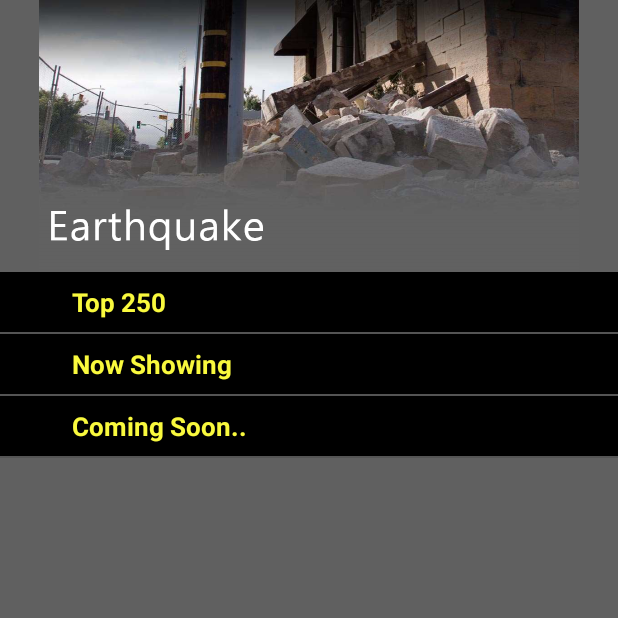
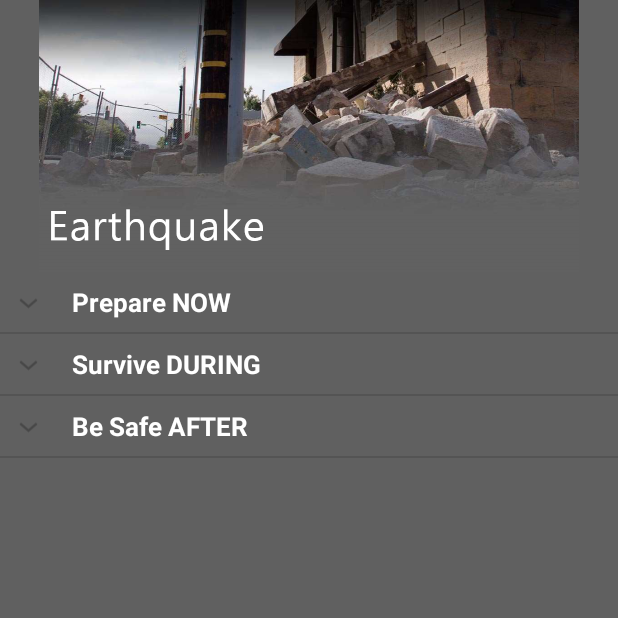
Before and after one commit to shobhit-coder/StaySafe1, an Android app: the Main2Activity_earthquake screen opened directly, with no data from a screen before it, on a phone screen of 412 x 824 dp, the top half of it. Run offline under Robolectric (Android 15) with nearby library versions, the phone set to English and light mode, and no system bars.

Commit message:
earthquake todo added

```diff
--- a/app/src/main/java/com/example/android/staysafe1/Main2Activity_earthquake.java
+++ b/app/src/main/java/com/example/android/staysafe1/Main2Activity_earthquake.java
@@ -49,46 +49,46 @@ public class Main2Activity_earthquake extends AppCompatActivity{
         });
 
         // Listview Group expanded listener
-        expListView.setOnGroupExpandListener(new ExpandableListView.OnGroupExpandListener() {
-
-            @Override
-            public void onGroupExpand(int groupPosition) {
-                Toast.makeText(getApplicationContext(),
-                        listDataHeader.get(groupPosition) + " Expanded",
-                        Toast.LENGTH_SHORT).show();
-            }
-        });
+//        expListView.setOnGroupExpandListener(new ExpandableListView.OnGroupExpandListener() {
+//
+//            @Override
+//            public void onGroupExpand(int groupPosition) {
+//                Toast.makeText(getApplicationContext(),
+//                        listDataHeader.get(groupPosition) + " Expanded",
+//                        Toast.LENGTH_SHORT).show();
+//            }
+//        });
 
         // Listview Group collasped listener
-        expListView.setOnGroupCollapseListener(new ExpandableListView.OnGroupCollapseListener() {
-
-            @Override
-            public void onGroupCollapse(int groupPosition) {
-                Toast.makeText(getApplicationContext(),
-                        listDataHeader.get(groupPosition) + " Collapsed",
-                        Toast.LENGTH_SHORT).show();
-
-            }
-        });
+//        expListView.setOnGroupCollapseListener(new ExpandableListView.OnGroupCollapseListener() {
+//
+//            @Override
+//            public void onGroupCollapse(int groupPosition) {
+//                Toast.makeText(getApplicationContext(),
+//                        listDataHeader.get(groupPosition) + " Collapsed",
+//                        Toast.LENGTH_SHORT).show();
+//
+//            }
+//        });
 
         // Listview on child click listener
-        expListView.setOnChildClickListener(new ExpandableListView.OnChildClickListener() {
-
-            @Override
-            public boolean onChildClick(ExpandableListView parent, View v,
-                                        int groupPosition, int childPosition, long id) {
-                // TODO Auto-generated method stub
-                Toast.makeText(
-                        getApplicationContext(),
-                        listDataHeader.get(groupPosition)
-                                + " : "
-                                + listDataChild.get(
-                                listDataHeader.get(groupPosition)).get(
-                                childPosition), Toast.LENGTH_SHORT)
-                        .show();
-                return false;
-            }
-        });
+//        expListView.setOnChildClickListener(new ExpandableListView.OnChildClickListener() {
+//
+//            @Override
+//            public boolean onChildClick(ExpandableListView parent, View v,
+//                                        int groupPosition, int childPosition, long id) {
+//                // TODO Auto-generated method stub
+//                Toast.makeText(
+//                        getApplicationContext(),
+//                        listDataHeader.get(groupPosition)
+//                                + " : "
+//                                + listDataChild.get(
+//                                listDataHeader.get(groupPosition)).get(
+//                                childPosition), Toast.LENGTH_SHORT)
+//                        .show();
+//                return false;
+//            }
+//        });
     }
 
 
@@ -97,34 +97,45 @@ public class Main2Activity_earthquake extends AppCompatActivity{
         listDataChild = new HashMap<String, List<String>>();
 
         // Adding child data
-        listDataHeader.add("Top 250");
-        listDataHeader.add("Now Showing");
-        listDataHeader.add("Coming Soon..");
+        listDataHeader.add("Prepare NOW");
+        listDataHeader.add("Survive DURING");
+        listDataHeader.add("Be Safe AFTER");
 
         // Adding child data
         List<String> top250 = new ArrayList<String>();
-        top250.add("The Shawshank Redemption");
-        top250.add("The Godfather");
-        top250.add("The Godfather: Part II");
-        top250.add("Pulp Fiction");
-        top250.add("The Good, the Bad and the Ugly");
-        top250.add("The Dark Knight");
-        top250.add("12 Angry Men");
+        top250.add("Look around places where you spend time.  Identify safe places such as under a sturdy piece of furniture or against an interior wall in your home, office or school so that when the shaking starts, you Drop to the ground, Cover your head and neck with your arms, and if a safer place is nearby, crawl to it and Hold On.");
+        top250.add("Practice how to “Drop, Cover, and Hold On!");
+        top250.add("To react quickly you must practice often. You may only have seconds to protect yourself in an earthquake.");
+        top250.add("Before an earthquake occurs, secure items that could fall and cause injuries (e.g., bookshelves, mirrors, light fixtures)");
+        top250.add("Store critical supplies (e.g., water, medication) and documents");
+        top250.add("Plan how you will communicate with family members, including multiple methods by making a family emergency communication plan");
+        top250.add("When choosing your home or business, check if the building is earthquake resistant per local building codes");
 
         List<String> nowShowing = new ArrayList<String>();
-        nowShowing.add("The Conjuring");
-        nowShowing.add("Despicable Me 2");
-        nowShowing.add("Turbo");
-        nowShowing.add("Grown Ups 2");
-        nowShowing.add("Red 2");
-        nowShowing.add("The Wolverine");
+        nowShowing.add("Think of the three things to do: DROP, COVER and HOLD ON! (AGACHESE, CUBRASE, AGARRESE!) If you are indoors, stay there until the shaking has stopped");
+        nowShowing.add("Stay away from glass, windows, outside doors and walls, and anything that could fall such as light fixtures or furniture");
+        nowShowing.add("Stay away from doorways unless you know it is a load-bearing doorway and is close to you");
+        nowShowing.add("In the Kitchen: Move away from the refrigerator, stove and overhead cupboards");
+        nowShowing.add("In High-Rise Buildings: Stay near an inside wall. Do not use the elevators");
+        nowShowing.add("In a stadium or theater: Stay in your seat and protect your head with your arms. DO NOT try to leave until the shaking is over");
+        nowShowing.add("Outdoors:\nMove to a clear area, away from trees, signs, buildings or downed electrical wires and poles");
+        nowShowing.add("On the Street:\nDuck into a doorway to protect yourself from falling bricks, glass, plaster and other debris");
+        nowShowing.add("In the Car:\nPull over to the side of the road and stop. Stay away from overpasses, power lines and other dangers. STAY INSIDE THE VEHICLE UNTIL THE SHAKING IS OVER");
+        nowShowing.add("In a Store:\nDo not run for the exits. STAY CALM. Move away from anything that might fall");
+        nowShowing.add("In the Mountains:\nWatch out for falling rock, landslides, trees and other debris that could be loosened by quakes");
+
+
 
         List<String> comingSoon = new ArrayList<String>();
-        comingSoon.add("2 Guns");
-        comingSoon.add("The Smurfs 2");
-        comingSoon.add("The Spectacular Now");
-        comingSoon.add("The Canyons");
-        comingSoon.add("Europa Report");
+        comingSoon.add("When the shaking stops, look around. If there is a clear path to safety, leave the building and go to an open space away from damaged areas");
+        comingSoon.add("If you are trapped, do not move about or kick up dust");
+        comingSoon.add("If you have a cell phone with you, use it to call or text for help");
+        comingSoon.add("Tap on a pipe or wall or use a whistle, if you have one, so that rescuers can locate you");
+        comingSoon.add("Once safe, monitor local news reports via battery operated radio, TV, social media, and cell phone text alerts for emergency information and instructions");
+        comingSoon.add("Be prepared to “Drop, Cover, and Hold on” in the likely event of aftershocks");
+        comingSoon.add("Do not go into buildings with damage or those that have fallen down");
+        comingSoon.add("Stay away from electrical wiring, both indoors and out");
+        comingSoon.add("Be aware of possible tsunamis in coastal areas. When local authorities give a tsunami warning, assume that a series of dangerous waves is on the way. Stay away from the beach");
 
         listDataChild.put(listDataHeader.get(0), top250); // Header, Child data
         listDataChild.put(listDataHeader.get(1), nowShowing);
--- a/app/src/main/res/layout/list_group.xml
+++ b/app/src/main/res/layout/list_group.xml
@@ -4,7 +4,7 @@
     android:layout_height="wrap_content"
     android:orientation="vertical"
     android:padding="8dp"
-    android:background="#000000">
+    android:background="#606060">
 
 
     <TextView
@@ -13,6 +13,6 @@
         android:layout_height="wrap_content"
         android:paddingLeft="?android:attr/expandableListPreferredItemPaddingLeft"
         android:textSize="17dp"
-        android:textColor="#f9f93d" />
+        android:textColor="#ffffff" />
 
 </LinearLayout>
--- a/app/src/main/res/layout/list_item.xml
+++ b/app/src/main/res/layout/list_item.xml
@@ -11,6 +11,7 @@
         android:textSize="17dip"
         android:paddingTop="5dp"
         android:paddingBottom="5dp"
+        android:textColor="#ffffff"
         android:paddingLeft="?android:attr/expandableListPreferredChildPaddingLeft" />
 
 </LinearLayout>
```
